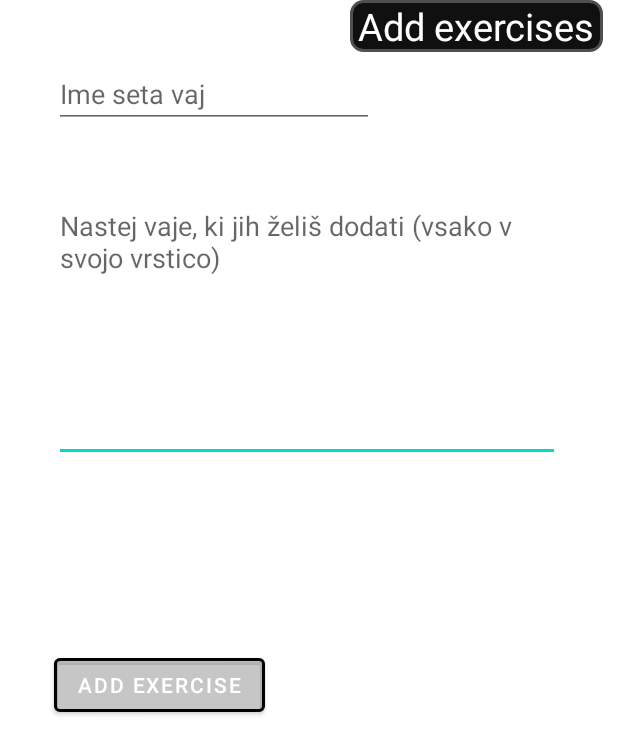
After one commit to denisferatovic/EMP_Fitness_App, an Android app: the fragment AddExerciseFragment shown on its own in the app's theme, on a phone screen of 412 x 824 dp. The commit adds this screen. Shown: the top 755 px of the screen. Run offline under Robolectric (Android 15) with nearby library versions, the phone set to English and light mode, and no system bars.

Commit message:
AddExercise added
za dopisat second fragment -> AddExerciseFragment
firebase support v AddExercise

```diff
--- /dev/null
+++ b/app/src/main/java/com/example/fitnessemp/AddExerciseFragment.java
@@ -0,0 +1,106 @@
+package com.example.fitnessemp;
+
+import android.os.Bundle;
+import android.util.Log;
+import android.view.LayoutInflater;
+import android.view.View;
+import android.view.ViewGroup;
+import android.widget.Button;
+import android.widget.EditText;
+
+import androidx.annotation.NonNull;
+import androidx.annotation.Nullable;
+import androidx.fragment.app.Fragment;
+
+public class AddExerciseFragment extends Fragment {
+
+    View view;
+    Button mButton;
+    EditText mEdit;
+    EditText set;
+    @Nullable
+    @Override
+    public View onCreateView(LayoutInflater inflater, @Nullable ViewGroup container, @Nullable Bundle savedInstanceState) {
+        if (view != null) {
+            if ((ViewGroup) view.getParent() != null)
+                ((ViewGroup) view.getParent()).removeView(view);
+            return view;
+        }
+        view = inflater.inflate(R.layout.fragment_add_exercise, container, false);
+        mButton = view.findViewById(R.id.addExercise);
+        mEdit   = view.findViewById(R.id.editTextTextMultiLine3);
+        set   = view.findViewById(R.id.ime_seta);
+
+        //listener za button click
+        mButton.setOnClickListener(
+                view -> addExercise());
+        return view;
+    }
+    public void addExercise(){
+        //get string from inputs when Add exercise is clicked
+        String [] vaje = mEdit.getText().toString().split("\n");
+        String workoutSet = set.getText().toString();
+
+        //Info to console
+        Log.i("ime_text",workoutSet);
+        Log.i("EditText", vaje.toString());
+
+        Workout workout = new Workout(workoutSet,vaje);
+
+        //send data to DB
+        //firebase zrihtat...
+        //mDatabase = FirebaseDatabase.getInstance().getReference();
+
+        //mDatabase.child("vaje").child(workout.ime()).setValue(workout);
+
+        //give feedback... "Exercise added" ipd.
+
+
+        //reset field or go to parent view
+
+
+    }
+    // data class
+    public class Workout {
+        public String ime_workout;
+        public String [] vaje;
+        public String [] opis_vaj; // ce se odlocmo dodati se opise k vajam
+        public Workout(){
+
+        }
+        public Workout(String ime, String [] vaje){
+            this.ime_workout = ime;
+            this.vaje = vaje;
+
+        }
+        public String ime(){
+            return ime_workout;
+        }
+        public String [] vaje(){
+            return vaje;
+        }
+
+    }
+
+    @Override
+    public void onResume() {
+        super.onResume();
+    }
+
+    @Override
+    public void onDestroy() {
+        super.onDestroy();
+    }
+
+    @Override
+    public void onSaveInstanceState(Bundle outState) {
+        super.onSaveInstanceState(outState);
+    }
+
+    @Override
+    public void onLowMemory() {
+        super.onLowMemory();
+    }
+
+
+}
--- a/app/src/main/java/com/example/fitnessemp/SecondFragment.java
+++ b/app/src/main/java/com/example/fitnessemp/SecondFragment.java
@@ -1,9 +1,11 @@
 package com.example.fitnessemp;
 
 import android.os.Bundle;
+import android.util.Log;
 import android.view.LayoutInflater;
 import android.view.View;
 import android.view.ViewGroup;
+import android.widget.Button;
 
 import androidx.annotation.NonNull;
 import androidx.annotation.Nullable;
@@ -12,7 +14,7 @@ import androidx.fragment.app.Fragment;
 public class SecondFragment extends Fragment {
 
     View view;
-
+    Button exercise;
     @Nullable
     @Override
     public View onCreateView(LayoutInflater inflater, @Nullable ViewGroup container, @Nullable Bundle savedInstanceState) {
@@ -22,10 +24,17 @@ public class SecondFragment extends Fragment {
             return view;
         }
         view = inflater.inflate(R.layout.fragment_second, container, false);
-
+        exercise = view.findViewById(R.id.addExercise2);
+        exercise.setOnClickListener(
+                view -> goToAddExercise());
         return view;
     }
+    // called when add exercise button is clicked
+    public void goToAddExercise(){
+        Log.i("Info", "Prsu v goToAddExercise");
+        //switch to add exercise fragment
 
+    }
     @Override
     public void onResume() {
         super.onResume();
--- /dev/null
+++ b/app/src/main/res/layout/fragment_add_exercise.xml
@@ -0,0 +1,71 @@
+<?xml version="1.0" encoding="utf-8"?>
+<androidx.constraintlayout.widget.ConstraintLayout xmlns:android="http://schemas.android.com/apk/res/android"
+    xmlns:app="http://schemas.android.com/apk/res-auto"
+    xmlns:tools="http://schemas.android.com/tools"
+    android:layout_width="match_parent"
+    android:layout_height="match_parent">
+
+    <Button
+        android:id="@+id/addExercise"
+        android:layout_width="wrap_content"
+        android:layout_height="wrap_content"
+        android:layout_marginStart="36dp"
+        android:layout_marginLeft="36dp"
+        android:layout_marginBottom="343dp"
+        android:onClick="addExercise"
+        android:text="@string/add_exercise"
+        android:textColor="#FFFFFF"
+        app:backgroundTint="#808E8E8E"
+        app:iconTint="#040303"
+        app:layout_constraintBottom_toBottomOf="parent"
+        app:layout_constraintStart_toStartOf="parent"
+        app:strokeColor="#020202"
+        app:strokeWidth="2dp" />
+
+    <TextView
+        android:id="@+id/textView2"
+        android:layout_width="wrap_content"
+        android:layout_height="wrap_content"
+        android:layout_marginEnd="10dp"
+        android:layout_marginRight="10dp"
+        android:background="@drawable/textviewborderdark"
+        android:gravity="start"
+        android:paddingStart="5dp"
+        android:paddingEnd="5dp"
+        android:text="@string/add_exercises"
+        android:textAlignment="center"
+        android:textColor="@color/white"
+        android:textSize="25sp"
+        app:layout_constraintEnd_toEndOf="parent"
+        app:layout_constraintTop_toTopOf="parent"
+        tools:ignore="RtlCompat" />
+
+    <EditText
+        android:id="@+id/editTextTextMultiLine3"
+        android:layout_width="337dp"
+        android:layout_height="180dp"
+        android:layout_marginStart="36dp"
+        android:layout_marginLeft="36dp"
+        android:layout_marginTop="128dp"
+        android:ems="10"
+        android:gravity="start|top"
+        android:hint="@string/nastej_vaje"
+        android:importantForAutofill="no"
+        android:inputType="textMultiLine"
+        app:layout_constraintStart_toStartOf="parent"
+        app:layout_constraintTop_toTopOf="parent" />
+
+    <EditText
+        android:id="@+id/ime_seta"
+        android:layout_width="wrap_content"
+        android:layout_height="wrap_content"
+        android:layout_marginStart="36dp"
+        android:layout_marginLeft="36dp"
+        android:layout_marginTop="40dp"
+        android:ems="10"
+        android:hint="@string/Ime_seta"
+        android:inputType="textPersonName"
+        app:layout_constraintStart_toStartOf="parent"
+        app:layout_constraintTop_toTopOf="parent" />
+
+</androidx.constraintlayout.widget.ConstraintLayout>
--- a/app/src/main/res/values/strings.xml
+++ b/app/src/main/res/values/strings.xml
@@ -51,4 +51,7 @@
     <string name="maps">Maps</string>
     <string name="monthly_exercise_calendar">Monthly exercise calendar:</string>
     <string name="calendar">Calendar</string>
+    <string name="add_exercises">Add exercises</string>
+    <string name="Ime_seta">Ime seta vaj</string>
+    <string name="nastej_vaje">Nastej vaje, ki jih želiš dodati (vsako v svojo vrstico)</string>
 </resources>
```
